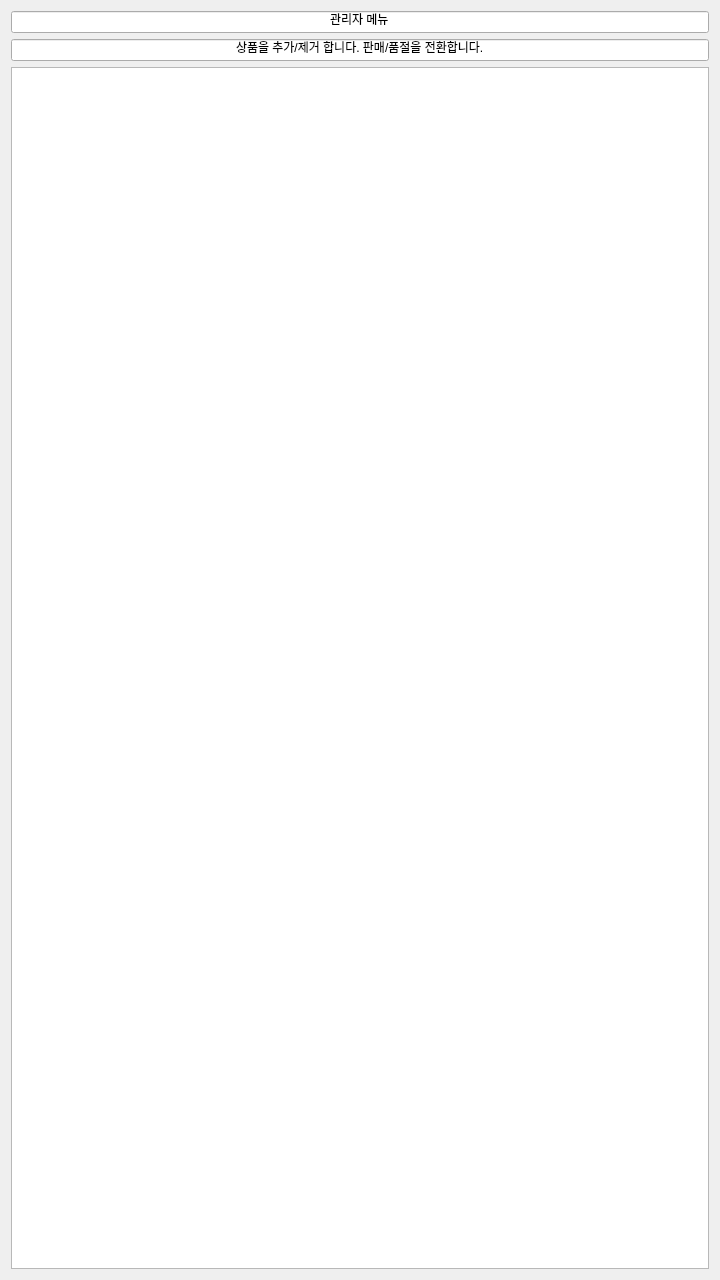
Above: src/my_package/ui/admin_menu_dialog.ui from Seongeun11/PyPointKiosk before the change. Below: the same form after it.
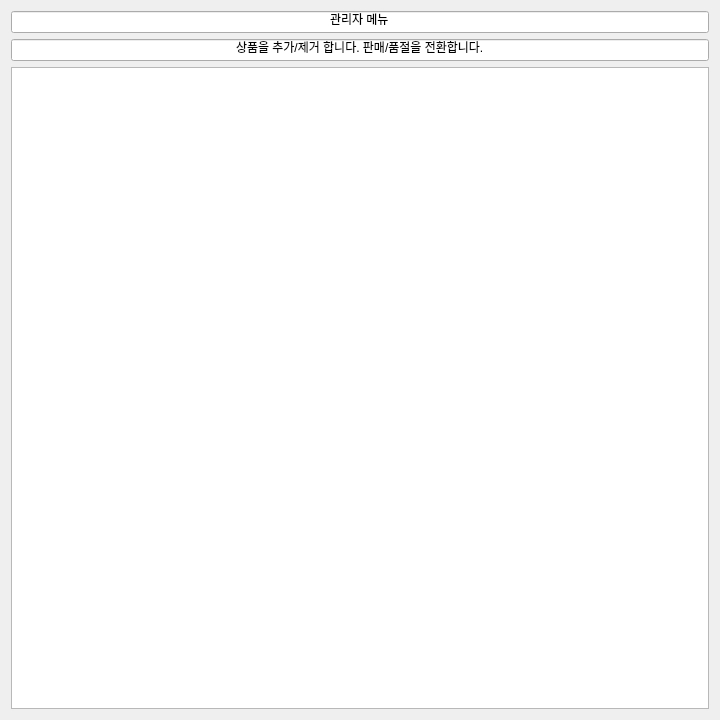
That is the form after the change.

Patch:
```diff
--- a/src/my_package/ui/admin_menu_dialog.ui
+++ b/src/my_package/ui/admin_menu_dialog.ui
@@ -7,7 +7,7 @@
     <x>0</x>
     <y>0</y>
     <width>720</width>
-    <height>1280</height>
+    <height>720</height>
    </rect>
   </property>
   <property name="windowTitle">
```
